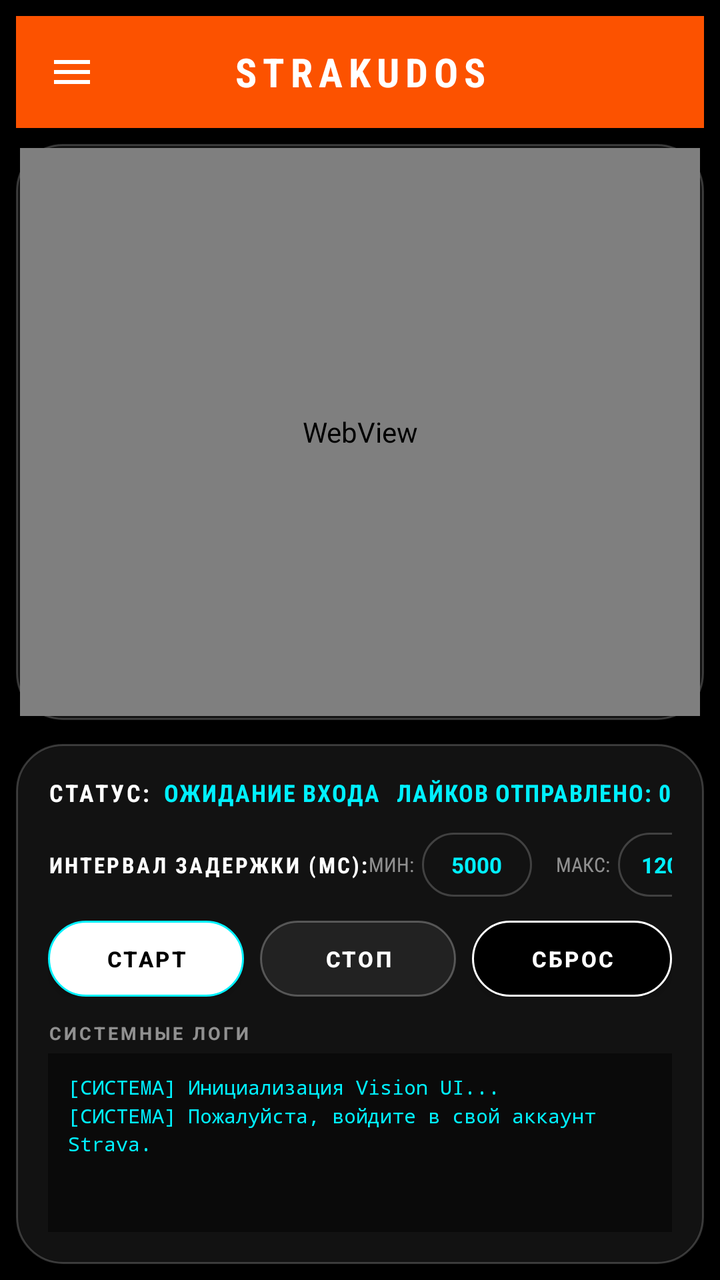
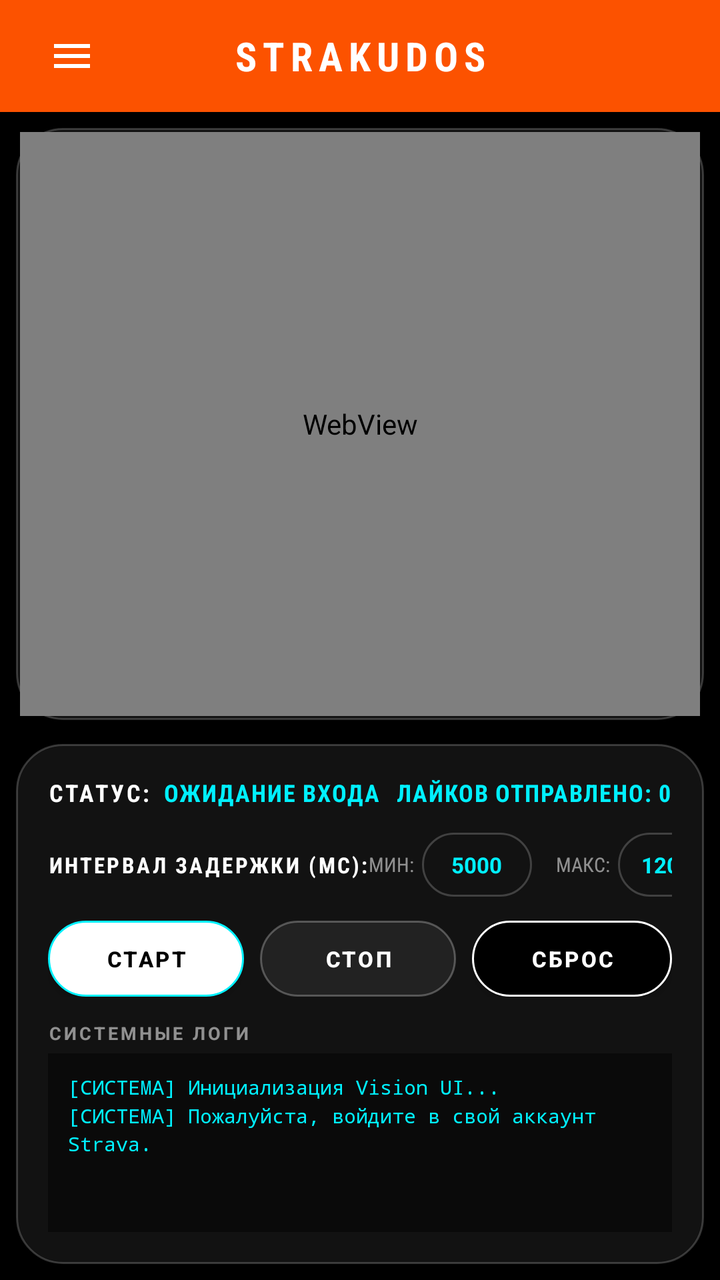

Two renders of the same Android screen: before a commit and after it. Below are the layout's source before the change and the commit's diff.
<!-- AndroidManifest.xml: application theme Theme.StravaKudos -->
<!-- res/layout/activity_main.xml -->
<?xml version="1.0" encoding="utf-8"?>
<androidx.drawerlayout.widget.DrawerLayout
    xmlns:android="http://schemas.android.com/apk/res/android"
    xmlns:app="http://schemas.android.com/apk/res-auto"
    android:id="@+id/drawerLayout"
    android:layout_width="match_parent"
    android:layout_height="match_parent"
    android:background="#000000">

    
    <LinearLayout
        android:layout_width="match_parent"
        android:layout_height="match_parent"
        android:orientation="vertical"
        android:background="#000000"
        android:padding="8dp">

        
        <LinearLayout
            android:layout_width="match_parent"
            android:layout_height="56dp"
            android:orientation="horizontal"
            android:gravity="center_vertical"
            android:background="#FC5200"
            android:layout_marginBottom="8dp"
            android:paddingStart="8dp"
            android:paddingEnd="8dp">

            <ImageButton
                android:id="@+id/btnMenu"
                android:layout_width="40dp"
                android:layout_height="40dp"
                android:background="?android:attr/selectableItemBackgroundBorderless"
                android:src="@drawable/ic_menu"
                android:tint="#FFFFFF"
                android:padding="8dp" />

            <TextView
                android:layout_width="0dp"
                android:layout_height="wrap_content"
                android:layout_weight="1"
                android:text="STRAKUDOS"
                android:textColor="#FFFFFF"
                android:textStyle="bold"
                android:textSize="20sp"
                android:gravity="center"
                android:fontFamily="sans-serif-condensed"
                android:letterSpacing="0.15" />

            <View
                android:layout_width="40dp"
                android:layout_height="40dp" />
        </LinearLayout>

        
        <FrameLayout
            android:layout_width="match_parent"
            android:layout_height="0dp"
            android:layout_weight="1"
            android:background="@drawable/card_glass_bg"
            android:layout_marginBottom="12dp"
            android:padding="2dp">

            <android.webkit.WebView
                android:id="@+id/webView"
                android:layout_width="match_parent"
                android:layout_height="match_parent" />

            <View
                android:id="@+id/touchOverlay"
                android:layout_width="match_parent"
                android:layout_height="match_parent"
                android:background="#2200F0FF"
                android:visibility="gone"
                android:clickable="true"
                android:focusable="true" />
        </FrameLayout>

        
        <LinearLayout
            android:layout_width="match_parent"
            android:layout_height="260dp"
            android:background="@drawable/card_glass_bg"
            android:orientation="vertical"
            android:padding="16dp">

            
            <LinearLayout
                android:layout_width="match_parent"
                android:layout_height="wrap_content"
                android:orientation="horizontal"
                android:gravity="center_vertical"
                android:layout_marginBottom="12dp">

                <TextView
                    android:layout_width="wrap_content"
                    android:layout_height="wrap_content"
                    android:text="СТАТУС:"
                    android:textColor="#FFFFFF"
                    android:textStyle="bold"
                    android:fontFamily="sans-serif-condensed"
                    android:textSize="12sp"
                    android:letterSpacing="0.1" />

                <TextView
                    android:id="@+id/tvStatus"
                    android:layout_width="0dp"
                    android:layout_height="wrap_content"
                    android:layout_weight="1"
                    android:layout_marginStart="6dp"
                    android:text="ОЖИДАНИЕ ВХОДА"
                    android:textColor="#00F0FF"
                    android:textStyle="bold"
                    android:fontFamily="sans-serif-condensed"
                    android:textSize="12sp"
                    android:letterSpacing="0.05" />

                <TextView
                    android:id="@+id/tvStats"
                    android:layout_width="wrap_content"
                    android:layout_height="wrap_content"
                    android:text="ЛАЙКОВ ОТПРАВЛЕНО: 0"
                    android:textColor="#00F0FF"
                    android:textStyle="bold"
                    android:fontFamily="sans-serif-condensed"
                    android:textSize="12sp"
                    android:letterSpacing="0.05" />
            </LinearLayout>

            
            <LinearLayout
                android:layout_width="match_parent"
                android:layout_height="wrap_content"
                android:orientation="horizontal"
                android:gravity="center_vertical"
                android:layout_marginBottom="12dp">

                <TextView
                    android:layout_width="wrap_content"
                    android:layout_height="wrap_content"
                    android:text="ИНТЕРВАЛ ЗАДЕРЖКИ (МС):"
                    android:textColor="#FFFFFF"
                    android:textStyle="bold"
                    android:fontFamily="sans-serif-condensed"
                    android:textSize="11sp"
                    android:letterSpacing="0.1" />

                <View
                    android:layout_width="0dp"
                    android:layout_height="0dp"
                    android:layout_weight="1" />

                <TextView
                    android:layout_width="wrap_content"
                    android:layout_height="wrap_content"
                    android:text="МИН:"
                    android:textColor="#88FFFFFF"
                    android:fontFamily="sans-serif-condensed"
                    android:textSize="10sp"
                    android:layout_marginEnd="4dp" />

                <EditText
                    android:id="@+id/etMinDelay"
                    android:layout_width="55dp"
                    android:layout_height="32dp"
                    android:background="@drawable/card_glass_bg"
                    android:gravity="center"
                    android:inputType="number"
                    android:text="5000"
                    android:textColor="#00F0FF"
                    android:textStyle="bold"
                    android:textSize="11sp"
                    android:padding="2dp" />

                <TextView
                    android:layout_width="wrap_content"
                    android:layout_height="wrap_content"
                    android:text="МАКС:"
                    android:textColor="#88FFFFFF"
                    android:fontFamily="sans-serif-condensed"
                    android:textSize="10sp"
                    android:layout_marginStart="12dp"
                    android:layout_marginEnd="4dp" />

                <EditText
                    android:id="@+id/etMaxDelay"
                    android:layout_width="55dp"
                    android:layout_height="32dp"
                    android:background="@drawable/card_glass_bg"
                    android:gravity="center"
                    android:inputType="number"
                    android:text="12000"
                    android:textColor="#00F0FF"
                    android:textStyle="bold"
                    android:textSize="11sp"
                    android:padding="2dp" />
            </LinearLayout>

            
            <LinearLayout
                android:layout_width="match_parent"
                android:layout_height="wrap_content"
                android:orientation="horizontal"
                android:gravity="center"
                android:layout_marginBottom="12dp">

                <Button
                    android:id="@+id/btnStart"
                    android:layout_width="0dp"
                    android:layout_height="38dp"
                    android:layout_weight="1"
                    android:layout_marginEnd="8dp"
                    android:background="@drawable/btn_primary_bg"
                    android:text="СТАРТ"
                    android:textColor="#000000"
                    android:textStyle="bold"
                    android:textSize="11sp"
                    android:letterSpacing="0.1"
                    android:padding="0dp" />

                <Button
                    android:id="@+id/btnStop"
                    android:layout_width="0dp"
                    android:layout_height="38dp"
                    android:layout_weight="1"
                    android:layout_marginEnd="8dp"
                    android:background="@drawable/btn_secondary_bg"
                    android:enabled="false"
                    android:text="СТОП"
                    android:textColor="#FFFFFF"
                    android:textStyle="bold"
                    android:textSize="11sp"
                    android:letterSpacing="0.1"
                    android:padding="0dp" />

                <Button
                    android:id="@+id/btnClear"
                    android:layout_width="100dp"
                    android:layout_height="38dp"
                    android:background="@drawable/btn_outline_bg"
                    android:text="СБРОС"
                    android:textColor="#FFFFFF"
                    android:textStyle="bold"
                    android:textSize="11sp"
                    android:letterSpacing="0.1"
                    android:padding="0dp" />
            </LinearLayout>

            
            <TextView
                android:layout_width="match_parent"
                android:layout_height="wrap_content"
                android:text="СИСТЕМНЫЕ ЛОГИ"
                android:textColor="#88FFFFFF"
                android:textSize="9sp"
                android:textStyle="bold"
                android:letterSpacing="0.15"
                android:layout_marginBottom="4dp" />

            <ScrollView
                android:id="@+id/scrollLog"
                android:layout_width="match_parent"
                android:layout_height="match_parent"
                android:background="#0A0A0A"
                android:padding="10dp">

                <TextView
                    android:id="@+id/tvLogs"
                    android:layout_width="match_parent"
                    android:layout_height="wrap_content"
                    android:fontFamily="monospace"
                    android:textColor="#00F0FF"
                    android:textSize="10sp"
                    android:text="[СИСТЕМА] Инициализация Vision UI...\n[СИСТЕМА] Пожалуйста, войдите в свой аккаунт Strava.\n"
                    android:lineSpacingMultiplier="1.2" />
            </ScrollView>
        </LinearLayout>
    </LinearLayout>

    
    <com.google.android.material.navigation.NavigationView
        android:id="@+id/navigationView"
        android:layout_width="280dp"
        android:layout_height="match_parent"
        android:layout_gravity="start"
        android:background="#0A0A0A"
        app:itemTextColor="#FFFFFF"
        app:itemIconTint="#00F0FF"
        app:headerLayout="@layout/nav_header"
        app:menu="@menu/nav_menu" />

</androidx.drawerlayout.widget.DrawerLayout>
<!-- res/layout/nav_header.xml (included above) -->
<?xml version="1.0" encoding="utf-8"?>
<LinearLayout xmlns:android="http://schemas.android.com/apk/res/android"
    android:layout_width="match_parent"
    android:layout_height="wrap_content"
    android:background="#0A0A0A"
    android:orientation="vertical"
    android:padding="24dp">

    <TextView
        android:layout_width="match_parent"
        android:layout_height="wrap_content"
        android:text="STRAKUDOS"
        android:textColor="#00F0FF"
        android:textStyle="bold"
        android:textSize="24sp"
        android:fontFamily="sans-serif-condensed"
        android:letterSpacing="0.15" />

    <TextView
        android:layout_width="match_parent"
        android:layout_height="wrap_content"
        android:layout_marginTop="4dp"
        android:text="Автоматизация лайков Strava"
        android:textColor="#88FFFFFF"
        android:textSize="12sp"
        android:fontFamily="sans-serif-condensed" />

    <View
        android:layout_width="match_parent"
        android:layout_height="1dp"
        android:layout_marginTop="16dp"
        android:background="#33FFFFFF" />

</LinearLayout>
<!-- resources referenced by this layout -->
<resources>
  <!-- drawable btn_outline_bg (drawable) -->
  <?xml version="1.0" encoding="utf-8"?>
  <selector xmlns:android="http://schemas.android.com/apk/res/android">
      <item android:state_pressed="true">
          <shape android:shape="rectangle">
              <solid android:color="#22FFFFFF" />
              <corners android:radius="9999dp" />
              <stroke
                  android:width="1dp"
                  android:color="#FFFFFF" />
          </shape>
      </item>
      <item>
          <shape android:shape="rectangle">
              <solid android:color="#000000" />
              <corners android:radius="9999dp" />
              <stroke
                  android:width="1dp"
                  android:color="#FFFFFF" />
          </shape>
      </item>
  </selector>
  <!-- drawable btn_primary_bg (drawable) -->
  <?xml version="1.0" encoding="utf-8"?>
  <selector xmlns:android="http://schemas.android.com/apk/res/android">
      <item android:state_enabled="false">
          <shape android:shape="rectangle">
              <solid android:color="#444444" />
              <corners android:radius="9999dp" />
          </shape>
      </item>
      <item android:state_pressed="true">
          <shape android:shape="rectangle">
              <solid android:color="#00D0E0" /> 
              <corners android:radius="9999dp" />
          </shape>
      </item>
      <item>
          <shape android:shape="rectangle">
              <solid android:color="#FFFFFF" /> 
              <corners android:radius="9999dp" />
              <stroke
                  android:width="1dp"
                  android:color="#00F0FF" /> 
          </shape>
      </item>
  </selector>
  <!-- drawable btn_secondary_bg (drawable) -->
  <?xml version="1.0" encoding="utf-8"?>
  <selector xmlns:android="http://schemas.android.com/apk/res/android">
      <item android:state_enabled="false">
          <shape android:shape="rectangle">
              <solid android:color="#222222" />
              <corners android:radius="9999dp" />
              <stroke
                  android:width="1dp"
                  android:color="#44FFFFFF" />
          </shape>
      </item>
      <item android:state_pressed="true">
          <shape android:shape="rectangle">
              <solid android:color="#0022AA" />
              <corners android:radius="9999dp" />
          </shape>
      </item>
      <item>
          <shape android:shape="rectangle">
              <solid android:color="#0A45FF" /> 
              <corners android:radius="9999dp" />
              <stroke
                  android:width="1dp"
                  android:color="#FFFFFF" />
          </shape>
      </item>
  </selector>
  <!-- drawable card_glass_bg (drawable) -->
  <?xml version="1.0" encoding="utf-8"?>
  <shape xmlns:android="http://schemas.android.com/apk/res/android"
      android:shape="rectangle">
      <solid android:color="#121212" /> 
      <corners android:radius="23dp" />
      <stroke
          android:width="1dp"
          android:color="#33FFFFFF" /> 
  </shape>
  <!-- drawable ic_menu (drawable) -->
  <?xml version="1.0" encoding="utf-8"?>
  <vector xmlns:android="http://schemas.android.com/apk/res/android"
      android:width="24dp"
      android:height="24dp"
      android:viewportWidth="24"
      android:viewportHeight="24">
      <path
          android:fillColor="#FFFFFF"
          android:pathData="M3,18h18v-2L3,16v2zM3,13h18v-2L3,11v2zM3,6v2h18L21,6L3,6z" />
  </vector>
  <style name="Theme.StravaKudos" parent="Theme.Material3.DayNight.NoActionBar">
          
          <item name="colorPrimary">#FC5200</item> 
          <item name="colorSecondary">#E64A19</item>
          <item name="android:statusBarColor">#FC5200</item>
      </style>
</resources>

<!-- the commit's change to res/layout/activity_main.xml (unified diff, before → after) -->
@@ -12,8 +12,7 @@
         android:layout_width="match_parent"
         android:layout_height="match_parent"
         android:orientation="vertical"
-        android:background="#000000"
-        android:padding="8dp">
+        android:background="#000000">
 
         
         <LinearLayout
@@ -22,9 +21,8 @@
             android:orientation="horizontal"
             android:gravity="center_vertical"
             android:background="#FC5200"
-            android:layout_marginBottom="8dp"
-            android:paddingStart="8dp"
-            android:paddingEnd="8dp">
+            android:paddingStart="16dp"
+            android:paddingEnd="16dp">
 
             <ImageButton
                 android:id="@+id/btnMenu"
@@ -51,6 +49,14 @@
                 android:layout_width="40dp"
                 android:layout_height="40dp" />
         </LinearLayout>
+
+        
+        <LinearLayout
+            android:layout_width="match_parent"
+            android:layout_height="0dp"
+            android:layout_weight="1"
+            android:orientation="vertical"
+            android:padding="8dp">
 
         
         <FrameLayout
@@ -274,6 +280,7 @@
                     android:text="[СИСТЕМА] Инициализация Vision UI...\n[СИСТЕМА] Пожалуйста, войдите в свой аккаунт Strava.\n"
                     android:lineSpacingMultiplier="1.2" />
             </ScrollView>
+        </LinearLayout>
         </LinearLayout>
     </LinearLayout>
 
